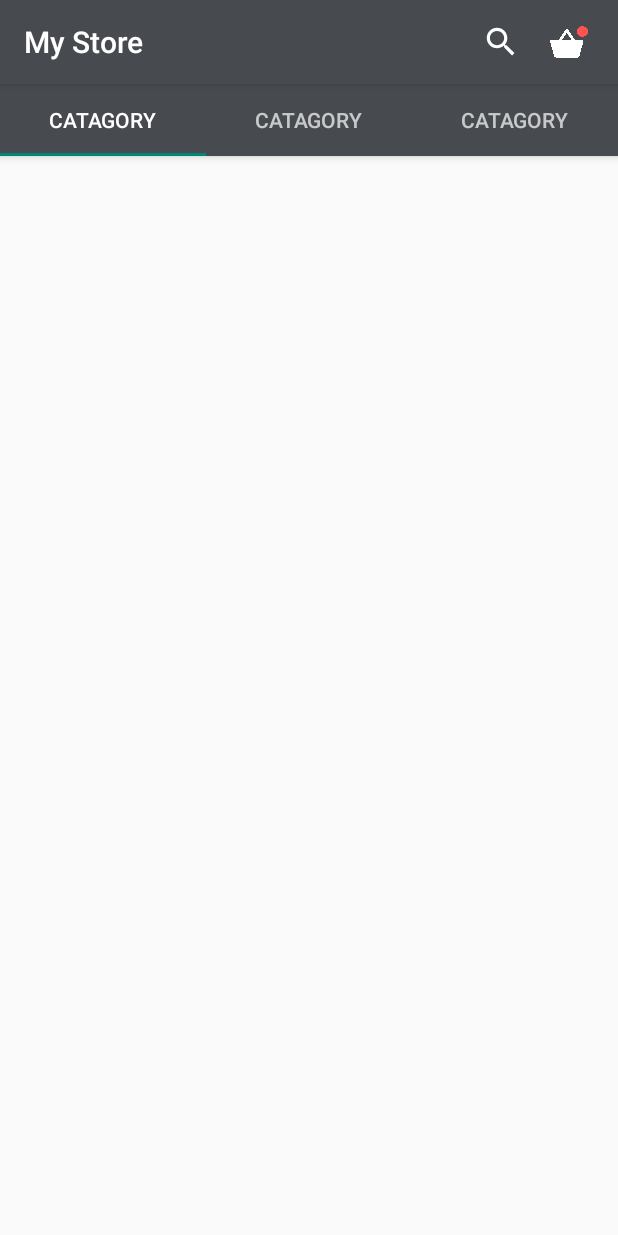
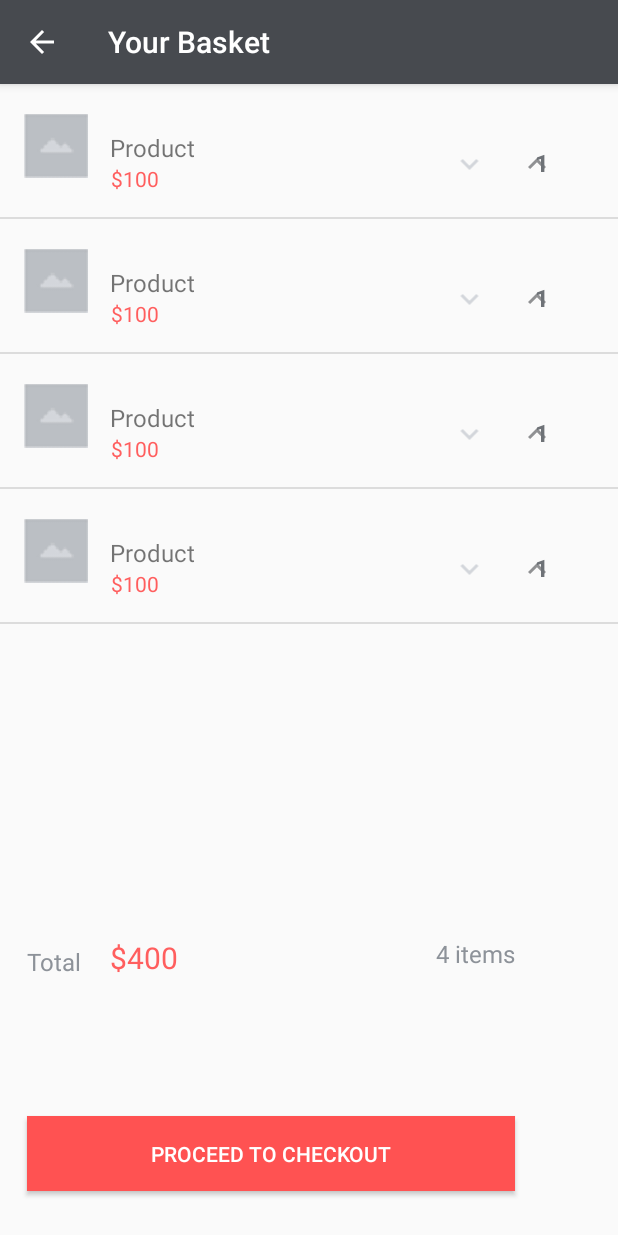
Before and after one commit to mustafakuloglu/ecommerce, an Android app: the screen it shows after launch (MainActivity before the commit, ActivityM after it), on a phone screen of 412 x 824 dp. Run offline under Robolectric (Android 15) with nearby library versions, the phone set to English and light mode, and no system bars; libraries missing offline, so code that uses them is left out: com.mikepenz.materialdrawer; 10 statements that could not run were skipped.

Commit message:
ActivityM Tamamlandı.

```diff
--- a/app/src/main/AndroidManifest.xml
+++ b/app/src/main/AndroidManifest.xml
@@ -8,7 +8,7 @@
         android:label="@string/app_name"
         android:supportsRtl="true"
         android:theme="@style/Theme.AppCompat.Light.NoActionBar">
-        <activity android:name=".activities.MainActivity">
+        <activity android:name=".activities.ActivityM">
             <intent-filter>
                 <action android:name="android.intent.action.MAIN" />
 
@@ -31,6 +31,10 @@
             android:name=".activities.ActivityE"
             android:label="@string/title_activity_category"
             android:theme="@style/Theme.AppCompat.Light.NoActionBar" />
+        <activity
+            android:name=".activities.MainActivity"
+            android:label="@string/title_activity_category"
+            android:theme="@style/Theme.AppCompat.Light.NoActionBar" />
     </application>
 
 </manifest>
--- /dev/null
+++ b/app/src/main/java/gm/com/ecommerce/activities/ActivityM.java
@@ -0,0 +1,78 @@
+package gm.com.ecommerce.activities;
+
+import android.os.Bundle;
+import android.support.v7.app.AppCompatActivity;
+import android.support.v7.widget.DefaultItemAnimator;
+import android.support.v7.widget.LinearLayoutManager;
+import android.support.v7.widget.RecyclerView;
+import android.view.MotionEvent;
+import android.view.View;
+import android.widget.ImageView;
+
+import java.util.ArrayList;
+import java.util.List;
+
+import gm.com.ecommerce.R;
+import gm.com.ecommerce.adapters.BasketAdapter;
+import gm.com.ecommerce.models.MovieBasket;
+import gm.com.ecommerce.utils.DividerItemDecoration;
+
+public class ActivityM extends AppCompatActivity {
+    TabActivity tabActivity;
+    ImageView shop,search;
+    public RecyclerView recyclerView;
+    public List<MovieBasket> movieList;
+    public BasketAdapter mAdapter;
+    @Override
+    protected void onCreate(Bundle savedInstanceState) {
+        super.onCreate(savedInstanceState);
+        setContentView(R.layout.activity_activity_m);
+        tabActivity=new TabActivity();
+        shop=(ImageView)findViewById(R.id.shop);
+        search=(ImageView)findViewById(R.id.search);
+        tabActivity.drawerCreate(this,"Your Basket");
+        tabActivity.toolbar.setNavigationIcon(R.drawable.ic_arrow_back_black_24dp);
+        shop.setVisibility(View.GONE);
+        search.setVisibility(View.GONE);
+
+
+        mAdapter=new BasketAdapter(movieList);
+        recyclerView =(RecyclerView)findViewById(R.id.recycler_view);
+        LinearLayoutManager layoutManager=new LinearLayoutManager(getApplicationContext());
+        recyclerView.setLayoutManager(layoutManager);
+        recyclerView.setItemAnimator(new DefaultItemAnimator());
+        recyclerView.setAdapter(mAdapter);
+
+        movieList =new ArrayList<MovieBasket>();
+        movieList.add(new MovieBasket("Product","$100","1",R.drawable.cloud,R.drawable.ic_expand_less_black_24dp,R.drawable.ic_expand_more_black_24dp));
+        movieList.add(new MovieBasket("Product","$100","1",R.drawable.cloud,R.drawable.ic_expand_less_black_24dp,R.drawable.ic_expand_more_black_24dp));
+        movieList.add(new MovieBasket("Product","$100","1",R.drawable.cloud,R.drawable.ic_expand_less_black_24dp,R.drawable.ic_expand_more_black_24dp));
+        movieList.add(new MovieBasket("Product","$100","1",R.drawable.cloud,R.drawable.ic_expand_less_black_24dp,R.drawable.ic_expand_more_black_24dp));
+
+        BasketAdapter adapter_items = new BasketAdapter(movieList);
+
+        recyclerView.setHasFixedSize(true);
+        recyclerView.addItemDecoration(new DividerItemDecoration(this, LinearLayoutManager.VERTICAL));
+        recyclerView.setAdapter(mAdapter);
+        recyclerView.setAdapter(adapter_items);
+        recyclerView.setItemAnimator(new DefaultItemAnimator());
+
+        recyclerView.addOnItemTouchListener(new RecyclerView.OnItemTouchListener() {
+
+            @Override
+            public void onTouchEvent(RecyclerView recycler, MotionEvent event) {
+
+            }
+
+            @Override
+            public void onRequestDisallowInterceptTouchEvent(boolean disallowIntercept) {
+
+            }
+
+            @Override
+            public boolean onInterceptTouchEvent(RecyclerView recycler, MotionEvent event) {
+                return false;
+            }
+        });
+    }
+}
--- a/app/src/main/java/gm/com/ecommerce/activities/TabActivity.java
+++ b/app/src/main/java/gm/com/ecommerce/activities/TabActivity.java
@@ -106,11 +106,14 @@ public class TabActivity extends AppCompatActivity {
                 .withTextColorRes(R.color.menu_light).withSelectedTextColorRes(R.color.menu_dark_selected).withSelectedIcon(R.drawable.item_icon_dark);
         final PrimaryDrawerItem item2 = new PrimaryDrawerItem().withIdentifier(3).withName("Menu item").withIcon(R.drawable.item_icon)
                 .withTextColorRes(R.color.menu_light).withSelectedTextColorRes(R.color.menu_dark_selected).withSelectedIcon(R.drawable.item_icon_dark);
-        final PrimaryDrawerItem item3 = new PrimaryDrawerItem().withIdentifier(4).withName("Activity E").withIcon(R.drawable.item_icon)
+        final PrimaryDrawerItem itemE = new PrimaryDrawerItem().withIdentifier(4).withName("Activity E").withIcon(R.drawable.item_icon)
                 .withTextColorRes(R.color.menu_light).withSelectedTextColorRes(R.color.menu_dark_selected).withSelectedIcon(R.drawable.item_icon_dark);
-        final PrimaryDrawerItem item4 = new PrimaryDrawerItem().withIdentifier(5).withName("Activity J").withIcon(R.drawable.item_icon)
+        final PrimaryDrawerItem itemJ = new PrimaryDrawerItem().withIdentifier(5).withName("Activity J").withIcon(R.drawable.item_icon)
                 .withTextColorRes(R.color.menu_light).withSelectedTextColorRes(R.color.menu_dark_selected).withSelectedIcon(R.drawable.item_icon_dark);
-
+        final PrimaryDrawerItem itemI = new PrimaryDrawerItem().withIdentifier(6).withName("Activity I").withIcon(R.drawable.item_icon)
+                .withTextColorRes(R.color.menu_light).withSelectedTextColorRes(R.color.menu_dark_selected).withSelectedIcon(R.drawable.item_icon_dark);
+        final PrimaryDrawerItem itemM = new PrimaryDrawerItem().withIdentifier(7).withName("Activity M").withIcon(R.drawable.item_icon)
+                .withTextColorRes(R.color.menu_light).withSelectedTextColorRes(R.color.menu_dark_selected).withSelectedIcon(R.drawable.item_icon_dark);
         AccountHeader headerResult = new AccountHeaderBuilder()
                 .withActivity(activity)
                 .withHeaderBackground(R.drawable.drawer_header_bg_grey)
@@ -137,8 +140,10 @@ public class TabActivity extends AppCompatActivity {
                         item1,
                         item2,
                         new SectionDrawerItem().withName(R.string.subheader),
-                        item3,
-                        item4
+                        itemE,
+                        itemI,
+                        itemJ,
+                        itemM
                 )
                 .withOnDrawerItemClickListener(new Drawer.OnDrawerItemClickListener() {
                     @Override
@@ -150,6 +155,12 @@ public class TabActivity extends AppCompatActivity {
                         if(drawerItem.getIdentifier()==5)
                         { Intent main=new Intent(activity,ActivityJ.class);
                             activity.startActivity(main);}
+                        if(drawerItem.getIdentifier()==6)
+                        { Intent main=new Intent(activity,ActivityI.class);
+                            activity.startActivity(main);}
+                        if(drawerItem.getIdentifier()==7)
+                        { Intent main=new Intent(activity,ActivityM.class);
+                            activity.startActivity(main);}
                     return false;}
                 })
 
--- /dev/null
+++ b/app/src/main/java/gm/com/ecommerce/adapters/BasketAdapter.java
@@ -0,0 +1,78 @@
+package gm.com.ecommerce.adapters;
+
+import android.support.v7.widget.RecyclerView;
+import android.view.LayoutInflater;
+import android.view.View;
+import android.view.ViewGroup;
+import android.widget.ImageView;
+import android.widget.TextView;
+
+import java.util.List;
+
+import gm.com.ecommerce.R;
+import gm.com.ecommerce.models.MovieBasket;
+
+/**
+ * Created by Comert on 1.08.2016.
+ */
+public class BasketAdapter extends RecyclerView.Adapter<BasketAdapter.ViewHolder> {
+
+public static class ViewHolder extends RecyclerView.ViewHolder {
+
+    public TextView person_name;
+    public TextView person_age;
+    public TextView counter_name;
+    public ImageView person_img;
+    public ImageView person_img1;
+    public ImageView person_img2;
+
+
+
+    public ViewHolder(View view) {
+        super(view);
+        person_name = (TextView)view.findViewById(R.id.person_name);
+        person_age = (TextView)view.findViewById(R.id.person_age);
+        counter_name = (TextView)view.findViewById(R.id.counter);
+        person_img = (ImageView)view.findViewById(R.id.person_photo);
+        person_img1 = (ImageView)view.findViewById(R.id.person_photo1);
+        person_img2 = (ImageView)view.findViewById(R.id.person_photo2);
+
+    }
+}
+
+    List<MovieBasket> list_movie;
+    public BasketAdapter(List<MovieBasket> list_movie) {
+
+        this.list_movie = list_movie;
+    }
+
+
+    @Override
+    public BasketAdapter.ViewHolder onCreateViewHolder(ViewGroup parent, int viewType) {
+
+        View v = LayoutInflater.from(parent.getContext()).inflate(R.layout.basketrescyleview, parent, false);
+
+        return new ViewHolder(v);
+    }
+
+
+    @Override
+    public void onBindViewHolder(BasketAdapter.ViewHolder holder, int position) {
+        MovieBasket movie = list_movie.get(position);
+        holder.person_name.setText(movie.getName());
+        holder.person_age.setText(movie.getProducts());
+        holder.counter_name.setText(movie.getCounter());
+        holder.person_img.setImageResource(movie.getPhoto_id());
+        holder.person_img1.setImageResource(movie.getPhoto_id1());
+        holder.person_img2.setImageResource(movie.getPhoto_id2());
+    }
+
+
+
+    @Override
+    public int getItemCount() {
+        return list_movie.size();
+    }
+
+
+}
--- a/app/src/main/java/gm/com/ecommerce/adapters/MoviesAdapter.java
+++ b/app/src/main/java/gm/com/ecommerce/adapters/MoviesAdapter.java
@@ -13,6 +13,8 @@ import gm.com.ecommerce.R;
 import gm.com.ecommerce.models.Movie;
 
 public class MoviesAdapter extends RecyclerView.Adapter<MoviesAdapter.ViewHolder> {
+
+
 
     public static class ViewHolder extends RecyclerView.ViewHolder {
 
--- a/app/src/main/java/gm/com/ecommerce/models/Movie.java
+++ b/app/src/main/java/gm/com/ecommerce/models/Movie.java
@@ -10,6 +10,9 @@ public class Movie {
     private String products;
     private int photo_id;
     public List<Movie> movie_list;
+
+
+
 
     public String getName() {
         return name;
--- /dev/null
+++ b/app/src/main/java/gm/com/ecommerce/models/MovieBasket.java
@@ -0,0 +1,46 @@
+package gm.com.ecommerce.models;
+
+import java.util.List;
+
+/**
+ * Created by Comert on 1.08.2016.
+ */
+public class MovieBasket {
+    private String name;
+    private String products;
+    private String counter;
+    private int photo_id;
+    private int photo_id2;
+    private int photo_id1;
+    public List<MovieBasket> movie_list;
+
+    public String getName() {
+        return name;
+    }
+    public String getCounter() {
+        return counter;
+    }
+    public String getProducts() {
+        return products;
+    }
+    public int getPhoto_id1() {
+        return photo_id1;
+    }
+    public int getPhoto_id2() {
+        return photo_id2;
+    }
+    public int getPhoto_id() {
+        return photo_id;
+    }
+
+    public MovieBasket(String name, String products,String counter, int photo_id,int photo_id1,int photo_id2)
+    {
+        this.name=name;
+        this.products=products;
+        this.counter=counter;
+        this.photo_id=photo_id;
+        this.photo_id1=photo_id1;
+        this.photo_id2=photo_id2;
+
+    }
+}
--- /dev/null
+++ b/app/src/main/res/drawable/ic_expand_less_black_24dp.xml
@@ -0,0 +1,9 @@
+<vector xmlns:android="http://schemas.android.com/apk/res/android"
+        android:width="24dp"
+        android:height="24dp"
+        android:viewportWidth="24.0"
+        android:viewportHeight="24.0">
+    <path
+        android:fillColor="#909193"
+        android:pathData="M12,8l-6,6 1.41,1.41L12,10.83l4.59,4.58L18,14z"/>
+</vector>
--- /dev/null
+++ b/app/src/main/res/drawable/ic_expand_more_black_24dp.xml
@@ -0,0 +1,9 @@
+<vector xmlns:android="http://schemas.android.com/apk/res/android"
+        android:width="24dp"
+        android:height="24dp"
+        android:viewportWidth="24.0"
+        android:viewportHeight="24.0">
+    <path
+        android:fillColor="#d3d6db"
+        android:pathData="M16.59,8.59L12,13.17 7.41,8.59 6,10l6,6 6,-6z"/>
+</vector>
--- /dev/null
+++ b/app/src/main/res/layout/activity_activity_m.xml
@@ -0,0 +1,80 @@
+<?xml version="1.0" encoding="utf-8"?>
+<RelativeLayout xmlns:android="http://schemas.android.com/apk/res/android"
+    xmlns:tools="http://schemas.android.com/tools"
+    android:layout_width="match_parent"
+    android:layout_height="match_parent"
+    tools:context=".activities.ActivityM">
+    <include
+        android:id="@+id/tool_bar"
+        layout="@layout/actiontool_bar" />
+
+    <RelativeLayout
+        android:layout_width="match_parent"
+        android:layout_height="match_parent"
+        android:layout_below="@+id/tool_bar"
+        android:layout_alignParentStart="true">
+
+        <android.support.v7.widget.RecyclerView
+            android:id="@+id/recycler_view"
+            android:scrollbars="vertical"
+            android:layout_width="match_parent"
+            android:layout_height="match_parent"
+            android:layout_alignParentTop="true"
+            android:layout_alignParentEnd="false"
+            android:layout_alignParentLeft="true" />
+
+        <TextView
+            android:layout_width="wrap_content"
+            android:layout_height="wrap_content"
+            android:textAppearance="?android:attr/textAppearanceLarge"
+            android:text="$400"
+            android:id="@+id/textView9"
+            android:textSize="20dp"
+            android:layout_marginRight="20dp"
+            android:textColor="#ff5e5e"
+            android:layout_alignTop="@+id/textView8"
+            android:layout_alignStart="@+id/button3"
+            android:layout_marginStart="55dp" />
+
+
+        <TextView
+            android:layout_width="wrap_content"
+            android:layout_height="wrap_content"
+            android:textAppearance="?android:attr/textAppearanceLarge"
+            android:text="4 items"
+            android:id="@+id/textView8"
+            android:layout_marginBottom="97dp"
+            android:textColor="#8d9299"
+            android:textSize="16dp"
+            android:layout_marginLeft="30dp"
+            android:layout_above="@+id/button3"
+            android:layout_alignEnd="@+id/button3" />
+
+
+
+        <TextView
+            android:layout_width="wrap_content"
+            android:layout_height="wrap_content"
+            android:textAppearance="?android:attr/textAppearanceLarge"
+            android:text="Total"
+            android:id="@+id/textView10"
+            android:textSize="16dp"
+            android:layout_gravity="right"
+            android:textColor="#8d9299"
+            android:layout_marginLeft="18dp"
+            android:layout_alignBottom="@+id/textView9"
+            android:layout_alignParentStart="true" />
+
+        <Button
+            android:layout_width="325dp"
+            android:layout_height="50dp"
+            android:text="PROCEED TO CHECKOUT"
+            android:id="@+id/button3"
+            android:background="#ff5252"
+            android:textColor="#FFF"
+            android:layout_marginBottom="30dp"
+            android:layout_alignParentBottom="true"
+            android:layout_alignStart="@+id/textView10" />
+
+    </RelativeLayout>
+</RelativeLayout>
--- /dev/null
+++ b/app/src/main/res/layout/basketrescyleview.xml
@@ -0,0 +1,74 @@
+<?xml version="1.0" encoding="utf-8"?>
+<LinearLayout xmlns:android="http://schemas.android.com/apk/res/android"
+    android:orientation="vertical" android:layout_width="match_parent"
+    android:layout_height="wrap_content">
+
+    <RelativeLayout
+        android:layout_width="match_parent"
+        android:layout_height="wrap_content"
+        android:padding="16dp">
+
+        <ImageView
+            android:layout_width="50dp"
+            android:layout_height="50dp"
+            android:id="@+id/person_photo"
+            android:layout_alignParentLeft="true"
+            android:layout_alignParentTop="true"
+            android:paddingRight="7dp"
+            />
+
+        <TextView
+            android:layout_width="wrap_content"
+            android:layout_height="wrap_content"
+            android:id="@+id/person_name"
+            android:layout_toRightOf="@+id/person_photo"
+            android:layout_alignParentTop="true"
+            android:textSize="16sp"
+            android:paddingTop="15dp"
+            android:paddingLeft="7dp"
+            />
+
+        <TextView
+            android:layout_width="match_parent"
+            android:layout_height="wrap_content"
+            android:id="@+id/person_age"
+            android:layout_below="@+id/person_name"
+            android:layout_toRightOf="@+id/person_photo"
+            android:textSize="14sp"
+            android:textColor="#ff5e5e"
+            android:paddingLeft="8dp"
+            />
+        <ImageView
+            android:layout_width="match_parent"
+            android:layout_height="wrap_content"
+            android:id="@+id/person_photo1"
+            android:layout_toRightOf="@+id/person_name"
+            android:paddingLeft="190dp"
+            android:paddingTop="25dp"
+            />
+        <TextView
+            android:layout_width="match_parent"
+            android:layout_height="wrap_content"
+            android:id="@+id/counter"
+            android:layout_toRightOf="@+id/person_name"
+            android:gravity="right"
+            android:textSize="16sp"
+            android:textStyle="bold"
+            android:textColor="#6e7277"
+            android:paddingRight="30dp"
+            android:paddingTop="25dp"
+
+
+            />
+        <ImageView
+            android:layout_width="match_parent"
+            android:layout_height="wrap_content"
+            android:layout_toRightOf="@+id/person_name"
+            android:paddingLeft="100dp"
+            android:paddingTop="25dp"
+            android:id="@+id/person_photo2"
+        />
+    </RelativeLayout>
+
+
+</LinearLayout>
--- /dev/null
+++ b/app/src/main/res/layout/content_activity_m.xml
@@ -0,0 +1,10 @@
+<?xml version="1.0" encoding="utf-8"?>
+<RelativeLayout xmlns:android="http://schemas.android.com/apk/res/android"
+    xmlns:tools="http://schemas.android.com/tools"
+    android:layout_width="match_parent"
+    android:layout_height="match_parent"
+    tools:context=".activities.ActivityM">
+    <include
+        android:id="@+id/tool_bar"
+        layout="@layout/actiontool_bar" />
+</RelativeLayout>
--- a/app/src/main/res/values/strings.xml
+++ b/app/src/main/res/values/strings.xml
@@ -6,4 +6,5 @@
     <string-array name="Weight">
         <item>option</item>
     </string-array>
+    <string name="title_activity_activity_m">ActivityM</string>
 </resources>
```
